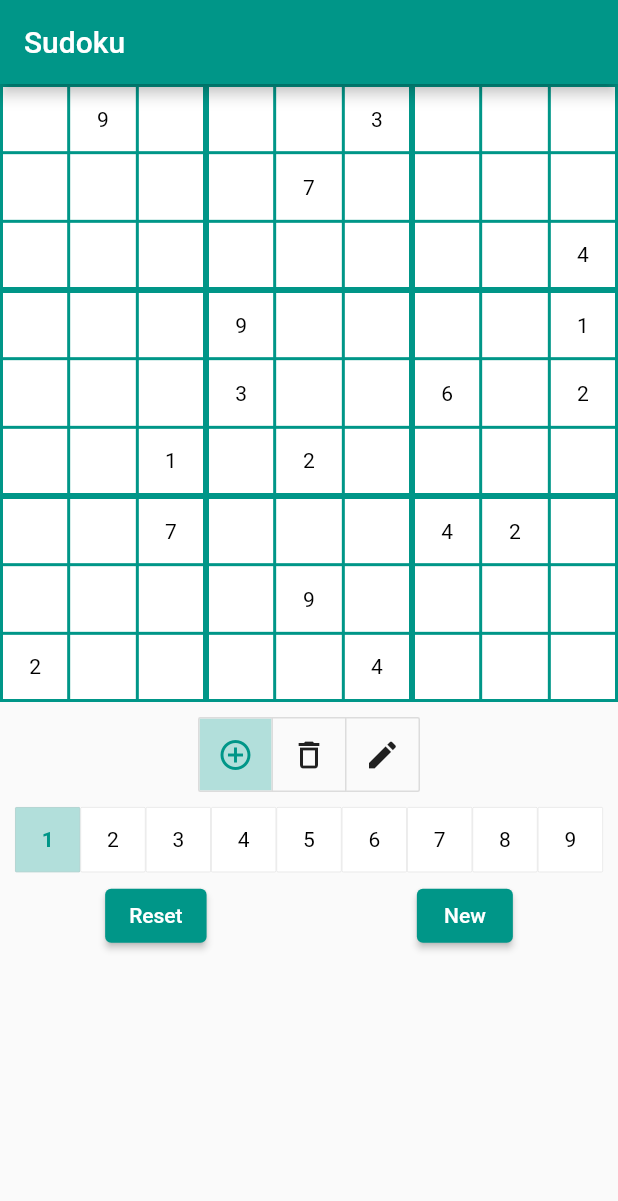
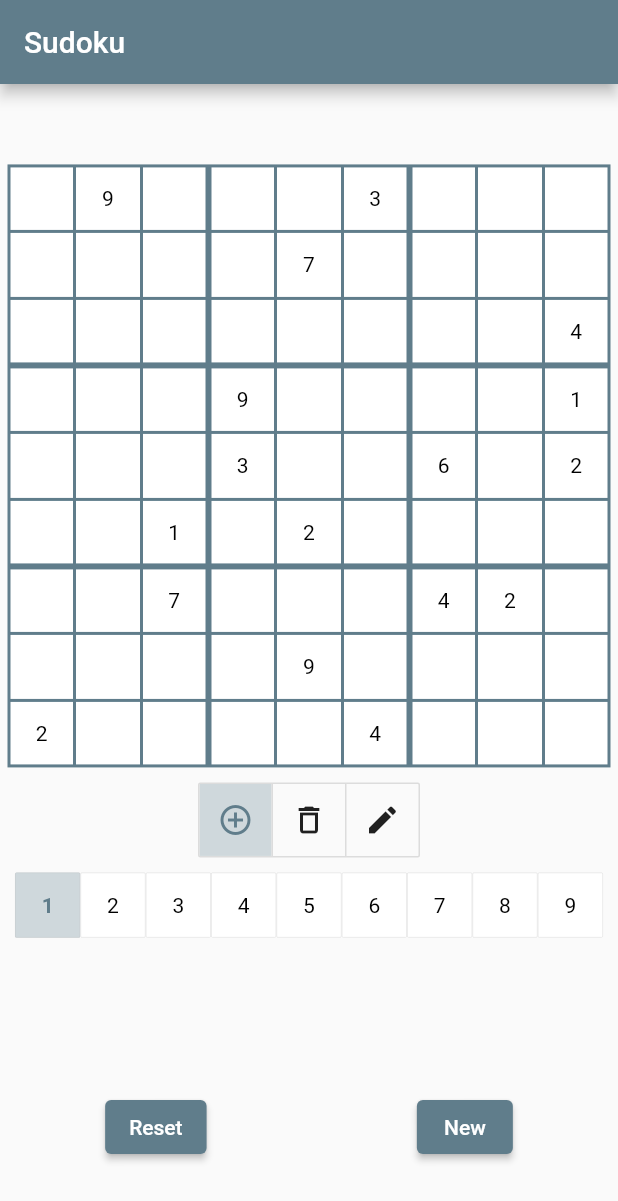
Before and after one commit to elisabet123/sudoku, a Flutter app: the screen it shows after launch, on a phone screen of 412 x 824 dp. Shown: the top 1201 px of the screen. Run offline on Flutter 3.47's test engine with Material 2 defaults, Android fonts, the phone set to English and light mode, and no system bars.

Commit message:
small fixes

```diff
--- a/lib/Soduko.dart
+++ b/lib/Soduko.dart
@@ -76,17 +76,21 @@ class _SudokuState extends State<Sudoko> {
 
   @override
   Widget build(BuildContext context) {
-    return Column(children: [
-      _sudokuGrid(),
-      _inputModeButtons(),
-      _numberBar(),
+    return Column(mainAxisAlignment: MainAxisAlignment.spaceAround, children: [
+      Column(
+        children: [
+          _sudokuGrid(),
+          _inputModeButtons(),
+          _numberBar(),
+        ],
+      ),
       _bottomButtons(),
     ]);
   }
 
   Widget _inputModeButtons() {
     return Container(
-        margin: EdgeInsets.fromLTRB(10, 10, 10, 5),
+        margin: EdgeInsets.fromLTRB(5, 5, 5, 5),
         child: ToggleButtons(
           children: [
             Icon(Icons.add_circle_outline),
@@ -156,6 +160,7 @@ class _SudokuState extends State<Sudoko> {
   Widget _sudokuGrid() {
     return Container(
         decoration: BoxDecoration(color: Theme.of(context).primaryColor),
+        margin: EdgeInsets.fromLTRB(5, 5, 5, 5),
         child: GridView.count(
             shrinkWrap: true,
             crossAxisCount: 9,
--- a/lib/main.dart
+++ b/lib/main.dart
@@ -11,7 +11,7 @@ class SudokuApp extends StatelessWidget {
     return MaterialApp(
       title: 'Sudoku',
       theme: ThemeData(
-        primarySwatch: Colors.teal,
+        primarySwatch: Colors.blueGrey,
       ),
       home: Scaffold(
         appBar: AppBar(
```
Also changed, not shown: 1 other file.
